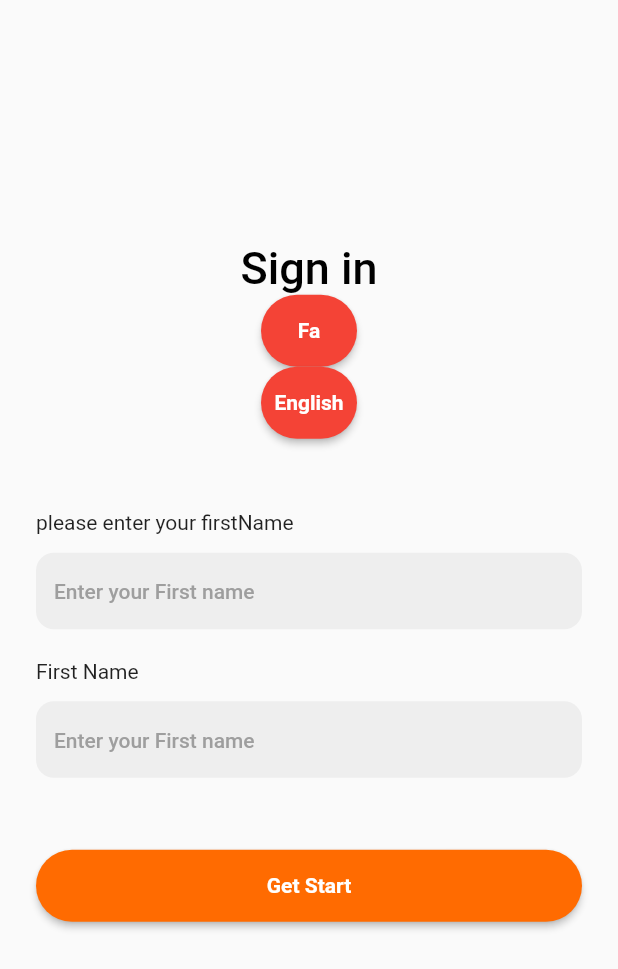
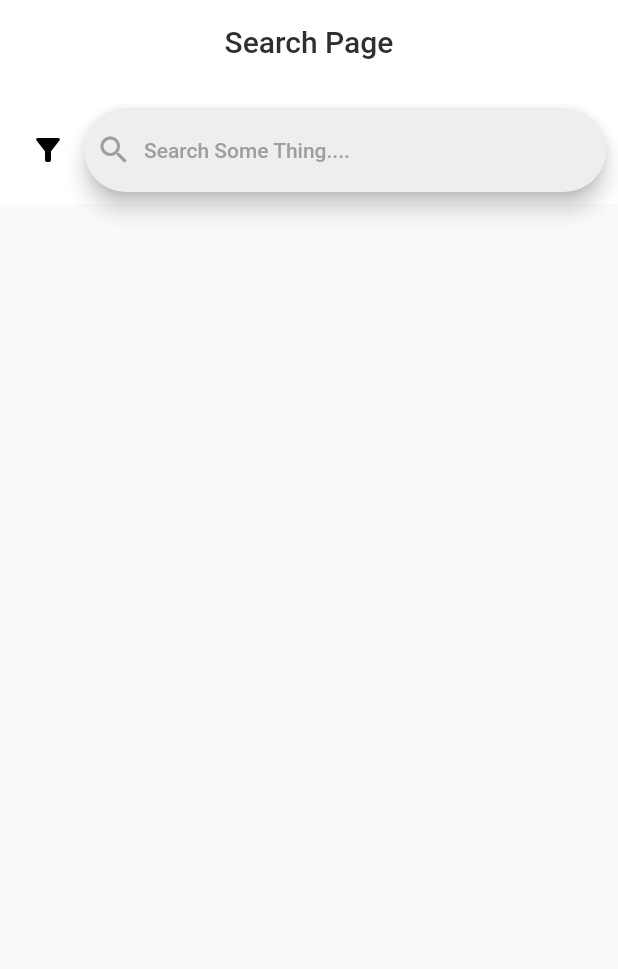
Before and after one commit to RezaMovahhediNasab/food_order_jahad, a Flutter app: the screen it shows after launch, on a phone screen of 412 x 824 dp. Shown: the top 969 px of the screen. Run offline on Flutter 3.47's test engine with Material 2 defaults, Android fonts, the phone set to English and light mode, and no system bars; our stand-ins replace dio, get, get_storage, logger, retrofit; generated files the repository leaves out were written again; network calls fail.

Commit message:
search filter

```diff
--- /dev/null
+++ b/lib/data/data_source/serach_data_source.dart
@@ -0,0 +1,8 @@
+import 'package:food_order_jahad/data/models/base_response.dart';
+import 'package:food_order_jahad/data/models/product_model/product_model.dart';
+import 'package:food_order_jahad/data/models/search/search_result_model.dart';
+
+abstract class SearchDataSource {
+  Future<List<SearchResultModel>> search(
+      {String? title, double? minPrice, double? maxPrice, int? Category});
+}
--- /dev/null
+++ b/lib/data/models/search/search_result_model.dart
@@ -0,0 +1,46 @@
+import 'package:json_annotation/json_annotation.dart';
+
+part 'search_result_model.g.dart';
+
+@JsonSerializable()
+class SearchResultModel {
+  int? id;
+  String? title;
+  int? price;
+  String? description;
+  List<String>? images;
+  String? creationAt;
+  String? updatedAt;
+  Category? category;
+
+  SearchResultModel(
+      {this.id,
+      this.title,
+      this.price,
+      this.description,
+      this.images,
+      this.creationAt,
+      this.updatedAt,
+      this.category});
+
+  factory SearchResultModel.fromJson(Map<String, dynamic> json) =>
+      _$SearchResultModelFromJson(json);
+
+  Map<String, dynamic> toJson() => _$SearchResultModelToJson(this);
+}
+
+@JsonSerializable()
+class Category {
+  int? id;
+  String? name;
+  String? image;
+  String? creationAt;
+  String? updatedAt;
+
+  Category({this.id, this.name, this.image, this.creationAt, this.updatedAt});
+
+  factory Category.fromJson(Map<String, dynamic> json) =>
+      _$CategoryFromJson(json);
+
+  Map<String, dynamic> toJson() => _$CategoryToJson(this);
+}
--- /dev/null
+++ b/lib/data/repo/category_repo.dart
@@ -0,0 +1,27 @@
+import 'package:dio/dio.dart';
+import 'package:food_order_jahad/data/clients/product_api_client/product_api_client.dart';
+import 'package:food_order_jahad/data/clients/search/search_api_client.dart';
+import 'package:food_order_jahad/data/data_source/serach_data_source.dart';
+import 'package:food_order_jahad/data/models/base_response.dart';
+import 'package:food_order_jahad/data/models/product_model/product_model.dart';
+import 'package:food_order_jahad/data/models/search/search_result_model.dart';
+import 'package:logger/logger.dart';
+
+import '../clients/categories/category_api_client.dart';
+import '../data_source/category_data_source.dart';
+import '../data_source/product_data_source.dart';
+
+class CategoryRepository extends CategoryDataSource {
+  Dio _dio = Dio();
+  late CategoryApiClient _apiClient;
+
+  CategoryRepository() {
+    _dio = Dio();
+    _apiClient = CategoryApiClient(_dio);
+  }
+
+  @override
+  Future<List<Category>> categories()async{
+    return await _apiClient.categories();
+  }
+}
--- /dev/null
+++ b/lib/data/repo/search_repo.dart
@@ -0,0 +1,26 @@
+import 'package:dio/dio.dart';
+import 'package:food_order_jahad/data/clients/product_api_client/product_api_client.dart';
+import 'package:food_order_jahad/data/clients/search/search_api_client.dart';
+import 'package:food_order_jahad/data/data_source/serach_data_source.dart';
+import 'package:food_order_jahad/data/models/base_response.dart';
+import 'package:food_order_jahad/data/models/product_model/product_model.dart';
+import 'package:food_order_jahad/data/models/search/search_result_model.dart';
+import 'package:logger/logger.dart';
+
+import '../data_source/product_data_source.dart';
+
+class SearchRepository extends SearchDataSource {
+  Dio _dio = Dio();
+  late SearchApiClient _apiClient;
+
+  SearchRepository() {
+    _dio = Dio();
+    _apiClient = SearchApiClient(_dio);
+  }
+
+  @override
+  Future<List<SearchResultModel>> search(
+      {String? title, double? minPrice, double? maxPrice, int? Category}) {
+    return _apiClient.search(title, Category, minPrice, maxPrice);
+  }
+}
--- a/lib/main.dart
+++ b/lib/main.dart
@@ -7,6 +7,7 @@ import 'package:get/get.dart';
 import 'package:get_storage/get_storage.dart';
 
 import 'presentation/pages/login/login_page.dart';
+import 'presentation/pages/search/search_page.dart';
 import 'presentation/styles/theme.dart';
 
 void main() async {
@@ -35,7 +36,7 @@ class MyApp extends StatelessWidget {
 
       title: 'Flutter Demo',
       theme: themeData(),
-      home: _localStorage.token.isEmpty ? LoginPage() : const ProductPage(),
+      home: SearchPage() ,
     );
   }
 }
--- /dev/null
+++ b/lib/presentation/pages/search/search_controller.dart
@@ -0,0 +1,62 @@
+import 'package:flutter/cupertino.dart';
+import 'package:flutter/material.dart';
+import 'package:food_order_jahad/data/models/search/search_result_model.dart';
+import 'package:food_order_jahad/data/repo/category_repo.dart';
+import 'package:food_order_jahad/data/repo/search_repo.dart';
+import 'package:get/get.dart';
+
+class PageSearchController extends GetxController {
+  SearchRepository searchRepository = SearchRepository();
+  CategoryRepository categoryRepository = CategoryRepository();
+  RxBool loading = RxBool(false);
+  List<SearchResultModel> results = [];
+  List<Category> categories = [];
+
+
+
+
+  RxInt selectedIndex = RxInt(0);
+
+  @override
+  void onInit() {
+    super.onInit();
+    getCategories();
+  } // RxDouble priceValue = RxDouble(50);
+
+  getCategories() async {
+    var a = await categoryRepository.categories();
+    if (a.isNotEmpty) {
+      categories = a;
+      update();
+    }
+  }
+
+  Rx<RangeValues> ranges = Rx(const RangeValues(0, 100));
+
+  TextEditingController searchController = TextEditingController();
+
+  Future search({double? min, double? max, int? category}) async {
+    loading.value = true;
+    var a = await searchRepository.search(title: searchController.text,
+        Category: category,
+        maxPrice: max,
+        minPrice: min);
+
+    if (a.isNotEmpty) {
+      loading.value = false;
+
+      results = a;
+      update();
+    } else {
+      loading.value = false;
+    }
+  }
+
+  // onChangeSlider(double value){
+  //   priceValue.value = value;
+  // }
+
+  onChangeSlider(RangeValues values) {
+    ranges.value = values;
+  }
+}
--- /dev/null
+++ b/lib/presentation/pages/search/search_page.dart
@@ -0,0 +1,178 @@
+import 'package:flutter/material.dart';
+import 'package:food_order_jahad/presentation/pages/product/product_page.dart';
+import 'package:food_order_jahad/presentation/pages/search/search_controller.dart';
+import 'package:get/get.dart';
+import 'package:retrofit/retrofit.dart';
+
+class SearchPage extends StatelessWidget {
+  const SearchPage({Key? key}) : super(key: key);
+
+  @override
+  Widget build(BuildContext context) {
+    return GetBuilder<PageSearchController>(
+      init: PageSearchController(),
+      builder: (controller) => Scaffold(
+        body: SafeArea(
+          child: NestedScrollView(
+              headerSliverBuilder: (context, innerBoxIsScrolled) {
+                return <Widget>[
+                  SliverAppBar(
+                    title: const Text('Search Page'),
+                    bottom: PreferredSize(
+                        preferredSize: const Size(double.infinity, 80),
+                        child: Padding(
+                          padding: const EdgeInsets.all(8.0),
+                          child: Row(
+                            children: [
+                              IconButton(
+                                  onPressed: () {
+                                    if (controller.categories.isNotEmpty) {
+                                      showBottomSheet(
+                                        backgroundColor: Colors.grey.shade200,
+                                        shape: RoundedRectangleBorder(
+                                            borderRadius:
+                                                BorderRadius.circular(24)),
+                                        context: context,
+                                        builder: (context) => FilterSheet(),
+                                      );
+                                    }
+                                  },
+                                  icon: const Icon(Icons.filter_list_alt)),
+                              Expanded(
+                                child: SearchBar(
+                                    onSubmitted: (value) async {
+                                      await controller.search();
+                                    },
+                                    onChanged: (value) async {
+                                      await controller.search();
+                                    },
+                                    controller: controller.searchController,
+                                    leading: const Icon(Icons.search,
+                                        color: Colors.grey),
+                                    backgroundColor: MaterialStatePropertyAll(
+                                        Colors.grey.shade200),
+                                    hintText: 'Search Some Thing....',
+                                    hintStyle: const MaterialStatePropertyAll(
+                                        TextStyle(color: Colors.grey))),
+                              ),
+                            ],
+                          ),
+                        )),
+                  )
+                ];
+              },
+              body: Obx(() => controller.loading.value
+                  ? const Center(child: CircularProgressIndicator())
+                  : ListView.builder(
+                      itemBuilder: (context, index) => ListTile(
+                          title: Text(controller.results[index].title ?? ''),
+                          leading: CircleAvatar(
+                            backgroundImage: NetworkImage(
+                                controller.results[index].images?[0] ?? ''),
+                          )),
+                      itemCount: controller.results.length,
+                    ))),
+        ),
+      ),
+    );
+  }
+}
+
+class FilterSheet extends GetView<PageSearchController> {
+  @override
+  Widget build(BuildContext context) {
+    final controller = Get.find<PageSearchController>();
+
+    return Padding(
+      padding: const EdgeInsets.symmetric(horizontal: 12, vertical: 12),
+      child: Column(
+        crossAxisAlignment: CrossAxisAlignment.start,
+        mainAxisSize: MainAxisSize.min,
+        children: [
+          const Center(
+            child: Text('Filter'),
+          ),
+          const SizedBox(
+            height: 20,
+          ),
+          const Text(
+            'Price',
+            style: TextStyle(fontSize: 24),
+          ),
+          const SizedBox(
+            height: 10,
+          ),
+          Obx(() => Column(
+                children: [
+                  Row(
+                    mainAxisAlignment: MainAxisAlignment.spaceBetween,
+                    children: [
+                      Text('Price Range :', style: TextStyle(fontSize: 14)),
+                      Text(
+                          'From ${controller.ranges.value.start.round().toString()} to ${controller.ranges.value.end.round().toString()}')
+                    ],
+                  ),
+                  // Slider(
+                  //   label: 'adsdas',
+                  //   value: controller
+                  //       .priceValue.value,
+                  //   onChanged: (value) {
+                  //     controller
+                  //         .onChangeSlider(
+                  //         value);
+                  //   },
+                  //   max: 500,
+                  //   min: 50,
+                  // ),
+
+                  RangeSlider(
+                    min: 0,
+                    max: 1000,
+                    values: controller.ranges.value,
+                    onChanged: (value) {
+                      controller.onChangeSlider(value);
+                    },
+                  ),
+
+                  const SizedBox(
+                    height: 20,
+                  ),
+                  const Text(
+                    'Categories',
+                    style: TextStyle(fontSize: 24),
+                  ),
+
+                  Wrap(
+                    children: controller.categories
+                        .map((e) => ChoiceChip(
+                            onSelected: (value) {
+                              controller.selectedIndex.value =
+                                  value ? controller.categories.indexOf(e) : 0;
+                            },
+                            label: Text(e.name ?? ''),
+                            selected: controller.selectedIndex.value ==
+                                controller.categories.indexOf(e)))
+                        .toList(),
+                  ),
+
+                  const SizedBox(
+                    height: 20,
+                  ),
+
+                  FilledButton(
+                      onPressed: () async {
+                        Get.back();
+                        await controller.search(
+                            min: controller.ranges.value.start,
+                            max: controller.ranges.value.end,
+                            category: controller
+                                .categories[controller.selectedIndex.value].id);
+                      },
+                      child: Text('Set Filter'))
+                ],
+              ))
+        ],
+      ),
+    );
+  }
+}
```
Also changed, not shown: lib/data/clients/categories/category_api_client.dart (added, +13 -0 lines), lib/data/clients/search/search_api_client.dart (added, +17 -0 lines), lib/data/data_source/category_data_source.dart (added, +7 -0 lines), lib/presentation/pages/product/product_page.dart (+8 -8 lines), lib/data/clients/categories/category_api_client.g.dart (added), lib/data/clients/search/search_api_client.g.dart (added), lib/data/models/search/search_result_model.g.dart (added).
